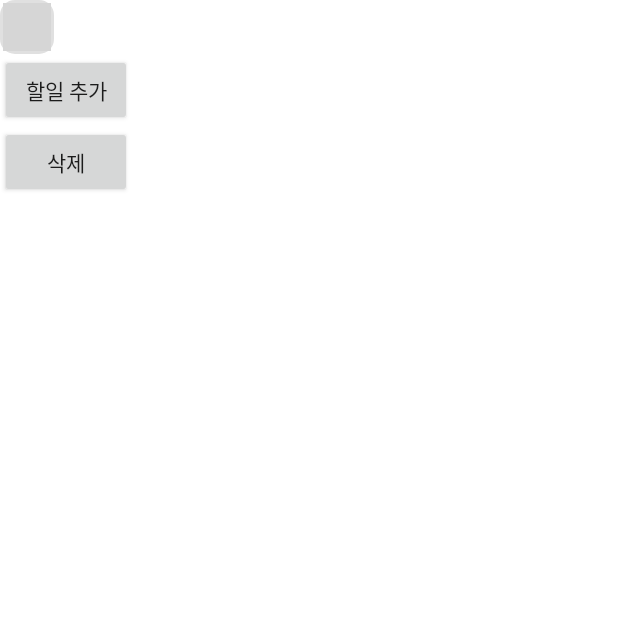
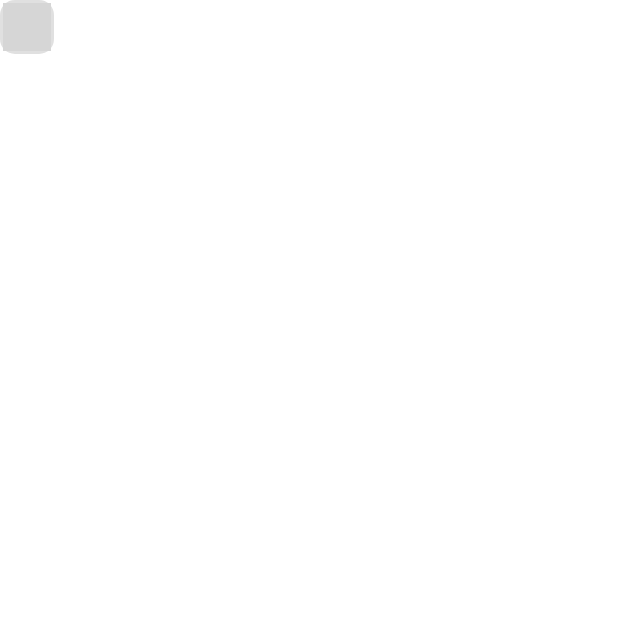
Before and after one commit to wjrmffldrhrl/mobileteam, an Android app: the screen it shows after launch (Calendar), after a tap on an icon or button, on a phone screen of 412 x 824 dp, the top half of it. Run offline under Robolectric (Android 15) with nearby library versions, the phone set to English and light mode, and no system bars; our stand-ins replace AdMob; libraries missing offline, so code that uses them is left out: com.prolificinteractive.materialcalendarview; plain views replace MaterialCalendarView; 5 statements that could not run were skipped; 2 other taps on this screen came first; grey boxes are pictures that could not be loaded.

Commit message:
시간 저장기능

```diff
--- a/app/src/main/java/com/jsh/annu/Calendar/Calendar.java
+++ b/app/src/main/java/com/jsh/annu/Calendar/Calendar.java
@@ -14,6 +14,7 @@ import android.util.Log;
 import android.view.View;
 import android.widget.Button;
 import android.widget.EditText;
+import android.widget.ImageButton;
 import android.widget.TextView;
 import android.widget.Toast;
 
@@ -40,7 +41,7 @@ public class Calendar extends AppCompatActivity {
     List<String> plan = new ArrayList<>();
     AddPlan up_paln;
 
-    Button addplan, delplan;
+    ImageButton addplan, delplan;
     EditText doo;
     TextView txt1, txt2, txt3;
     int Year = 0, Month = 0, Day = 0;// 선택한 날자
@@ -51,14 +52,16 @@ public class Calendar extends AppCompatActivity {
         super.onCreate(savedInstanceState);
         setContentView(R.layout.calendar);
         materialCalendarView = (MaterialCalendarView) findViewById(R.id.calendarView);
-        addplan = (Button) findViewById(R.id.calendar_bt_addplan);
-        delplan = (Button) findViewById(R.id.calendar_bt_delplan);
+        addplan = (ImageButton) findViewById(R.id.calendar_imgbt_addplan);
+        delplan = (ImageButton) findViewById(R.id.calendar_imgbt_delplan);
         txt1 = (TextView) findViewById(R.id.txt1);
         txt2 = (TextView) findViewById(R.id.txt2);
         txt3 = (TextView) findViewById(R.id.txt3);
         doo = (EditText) findViewById(R.id.calendar_edt_do);
 
         doo.setVisibility(View.INVISIBLE);//계획 안보이게
+        addplan.setVisibility(View.INVISIBLE);
+        delplan.setVisibility(View.INVISIBLE);
 
         helper = new DBHelper(this);//데이터 베이스
         try {
@@ -105,7 +108,7 @@ public class Calendar extends AppCompatActivity {
 
 
                 for (int i = 0; i < plan.size(); i++) {//선택한 날자에 계획이 있는지 확인
-                    if (plan.get(i).equals(shot_Day)) {
+                    if (plan.get(i).equals(shot_Day)) {//계획이 있다면
 
                         Cursor cursor;
                         cursor = db.rawQuery("SELECT day, do FROM schedule WHERE day= '"+shot_Day+"'; ", null);
@@ -119,13 +122,18 @@ public class Calendar extends AppCompatActivity {
                         Log.e("plan", "same");
                         doo.setText("");
                         doo.setVisibility(View.INVISIBLE);
+                        addplan.setVisibility(View.INVISIBLE);
+                        delplan.setVisibility(View.VISIBLE);
 
                         break;
-                    } else {
+                    } else {//계획이 없다면
+
                         txt1.setText("NO Plan");
                         txt2.setText("");
                         Log.e("plan", "different");
                         doo.setVisibility(View.VISIBLE);
+                        addplan.setVisibility(View.VISIBLE);
+                        delplan.setVisibility(View.INVISIBLE);
 
                     }
                 }
@@ -137,6 +145,7 @@ public class Calendar extends AppCompatActivity {
                 String schedule_plan = doo.getText().toString();
                 db.execSQL("INSERT INTO schedule VALUES (null, '" + shot_Day + "', '" + schedule_plan + "');");
                 doo.setText("");
+                Toast.makeText(getApplicationContext(), "계획 추가 완료!", Toast.LENGTH_SHORT).show();
             }
         });
         delplan.setOnClickListener(new View.OnClickListener() {//선택한 날자 계획 제거
@@ -144,6 +153,7 @@ public class Calendar extends AppCompatActivity {
             public void onClick(View v) {
 
                 db.execSQL("DELETE FROM schedule WHERE day='" + shot_Day + "';");
+                Toast.makeText(getApplicationContext(), "계획 삭제 완료!", Toast.LENGTH_SHORT).show();
 
             }
         });
@@ -216,7 +226,7 @@ public class Calendar extends AppCompatActivity {
         @Override
         public void onCreate(SQLiteDatabase db) {
             db.execSQL("CREATE TABLE schedule( _id INTEGER PRIMARY KEY AUTOINCREMENT, day TEXT, do TEXT);");
-            db.execSQL("INSERT INTO schedule VALUES (null, '2017,3,2', '조승현 생일');");
+            db.execSQL("INSERT INTO schedule VALUES (null, '2017,3,2', '조승현 생일',61);");
             /**
              * 초기 데이터가 없을때 오늘날자에 표시하는것을
              * 방지하기위해 리스트를 하나 지우는것에서
--- a/app/src/main/java/com/jsh/annu/MainActivity.java
+++ b/app/src/main/java/com/jsh/annu/MainActivity.java
@@ -5,6 +5,7 @@ import android.app.Activity;
 import android.app.ActivityManager;
 import android.content.Context;
 import android.content.Intent;
+import android.content.SharedPreferences;
 import android.content.pm.PackageManager;
 import android.database.Cursor;
 import android.database.sqlite.SQLiteDatabase;
@@ -40,6 +41,9 @@ public class MainActivity extends AppCompatActivity {
 
     private static final int RC_HANDLE_CAMERA_PERM = 2;
 
+    SharedPreferences pref;
+    SharedPreferences.Editor editor;
+
     ImageButton note, dictionary, setting, face,calendar;
     Intent intent;//서비스 인텐트
 
@@ -49,7 +53,6 @@ public class MainActivity extends AppCompatActivity {
     private AdView mAdView;//광고
 
     Chronometer timer;//타이머
-    Button reset;
     TextView schedule_view,todayview;
     long stop_time = 0;//정지한 시간을 계산
     long now = System.currentTimeMillis();
@@ -69,6 +72,12 @@ public class MainActivity extends AppCompatActivity {
         Intent loding_intent = new Intent(this, LodingActivity.class);
         startActivity(loding_intent);
         setContentView(R.layout.study_select);
+
+        pref = getSharedPreferences("times", Activity.MODE_PRIVATE);
+        editor = pref.edit();
+
+        stop_time = pref.getLong("stop_time",0);//멈췄던 시간 돌려받기
+        Log.e("get stop_time",": "+pref.getLong("stop_time",0));
 
 
         helper = new DBHelper(this);//데이터 베이스
@@ -96,8 +105,9 @@ public class MainActivity extends AppCompatActivity {
         todayview = (TextView)findViewById(R.id.study_txt_today);
 
         timer = (Chronometer) findViewById(R.id.study_timer);//타이머 id 선언 (final 지우면 정지,시작,리셋 메서드 실행 안됨)
-        reset = (Button) findViewById(R.id.study_bt_reset);////타이머 리셋버튼 선언
         calendar = (ImageButton) findViewById(R.id.study_bt_calendar);//켈린더 test
+        timer.setBase(SystemClock.elapsedRealtime() + stop_time);
+
 
         todayview.setText(today);
 
@@ -142,8 +152,6 @@ public class MainActivity extends AppCompatActivity {
         face.setOnClickListener(new View.OnClickListener() {//서비스 시작 버튼
             @Override
             public void onClick(View v) {
-
-
                 int rc = ActivityCompat.checkSelfPermission(context, Manifest.permission.CAMERA);//권한설정
 
                 if (rc == PackageManager.PERMISSION_GRANTED) {// 권한 체크
@@ -155,7 +163,6 @@ public class MainActivity extends AppCompatActivity {
 
                         timer.setBase(SystemClock.elapsedRealtime() + stop_time);//타이머 실행
                         timer.start();
-                        reset.setClickable(false);//타이머 작동중에는 리셋버튼 누르지 못함
 
                     } else {//동작중이면
                         stopService(intent);//서비스 종료
@@ -164,7 +171,7 @@ public class MainActivity extends AppCompatActivity {
 
                         stop_time = timer.getBase() - SystemClock.elapsedRealtime();//타이머 정지
                         timer.stop();
-                        reset.setClickable(true);//타이머가 멈추면 리셋 가능
+
                     }
                 } else {
                     requestCameraPermission();
@@ -176,17 +183,16 @@ public class MainActivity extends AppCompatActivity {
 
         if (isServiceRunning() == true) {//서비스가 실행중이면
             face.setImageResource(R.drawable.face_on);//스위치를 ON 상태로 바꾼다
-        } else
+
+            timer.setBase(SystemClock.elapsedRealtime() + stop_time);//타이머 실행
+            timer.start();
+
+        } else {
             face.setImageResource(R.drawable.face_off);
 
+        }
 
-        reset.setOnClickListener(new Button.OnClickListener() {//타이머 리셋 함수
-            public void onClick(View v) {
-                timer.setBase(SystemClock.elapsedRealtime());
-                stop_time = 0;
-                timer.stop();
-            }
-        });
+
         calendar.setOnClickListener(new View.OnClickListener() {
             @Override
             public void onClick(View v) {
@@ -232,6 +238,9 @@ public class MainActivity extends AppCompatActivity {
     public void onDestroy() {
         super.onDestroy();
 
+        editor.putLong("stop_time",stop_time);
+        editor.apply();
+        Log.e("save stop_time",": "+pref.getLong("stop_time",0));
     }
 
     public class DBHelper extends SQLiteOpenHelper {
--- a/app/src/main/res/layout/calendar.xml
+++ b/app/src/main/res/layout/calendar.xml
@@ -23,16 +23,20 @@
         android:layout_width="match_parent"
         android:layout_height="wrap_content"
         android:orientation="vertical">
-        <Button
-            android:id="@+id/calendar_bt_addplan"
-            android:text="할일 추가"
-            android:layout_width="wrap_content"
-            android:layout_height="wrap_content" />
-        <Button
-            android:id="@+id/calendar_bt_delplan"
-            android:text="삭제"
-            android:layout_width="wrap_content"
-            android:layout_height="wrap_content" />
+
+        <ImageButton
+            android:id="@+id/calendar_imgbt_addplan"
+            android:layout_width="47dp"
+            android:layout_height="74dp"
+            android:src="@drawable/pencil"
+            />
+
+        <ImageButton
+            android:id="@+id/calendar_imgbt_delplan"
+            android:layout_width="61dp"
+            android:layout_height="69dp"
+            android:src="@drawable/x"
+            />
         <EditText
             android:id="@+id/calendar_edt_do"
             android:layout_width="match_parent"
--- a/app/src/main/res/layout/dictionary_search_layout.xml
+++ b/app/src/main/res/layout/dictionary_search_layout.xml
@@ -112,7 +112,7 @@
                 android:textSize="40dp" />
 
             <ImageButton
-                android:id="@+id/imgbtn_sound"
+                android:id="@+id/diction_imgbtn_sound"
                 android:layout_width="40dp"
                 android:layout_height="40dp"
                 android:layout_alignRight="@+id/text_word"
```
Also changed, not shown: app/src/main/java/com/jsh/annu/Dictionary/Dictionary_search.java (+9 -4 lines), app/src/main/res/layout/study_select.xml (+1 -7 lines).
